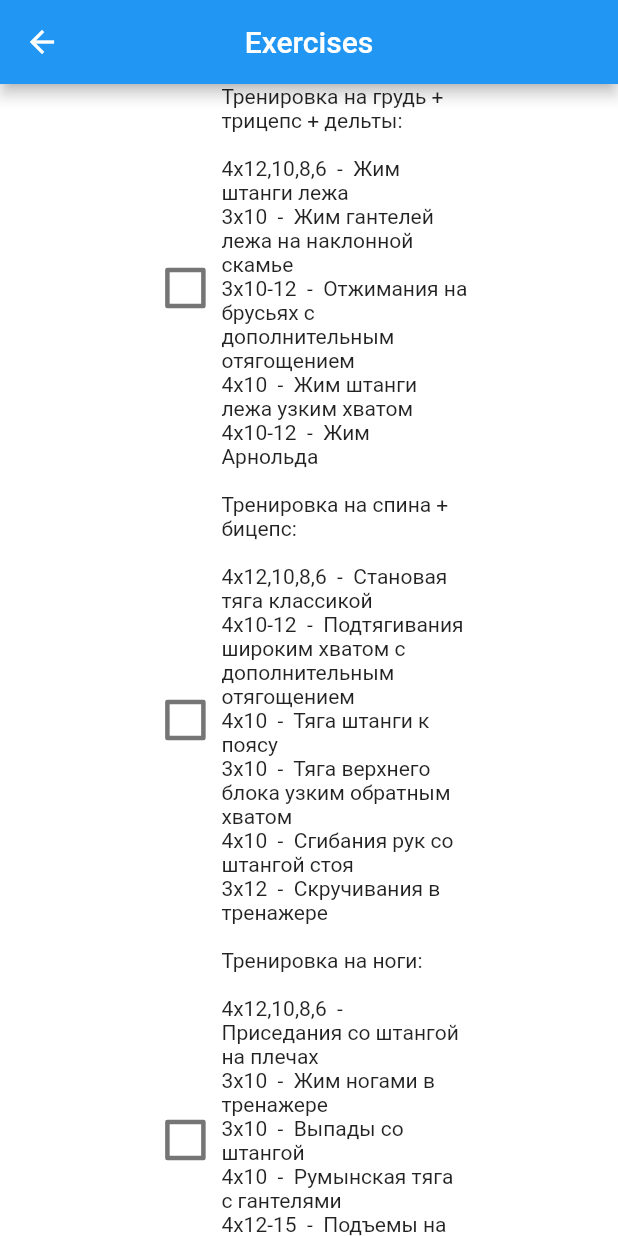
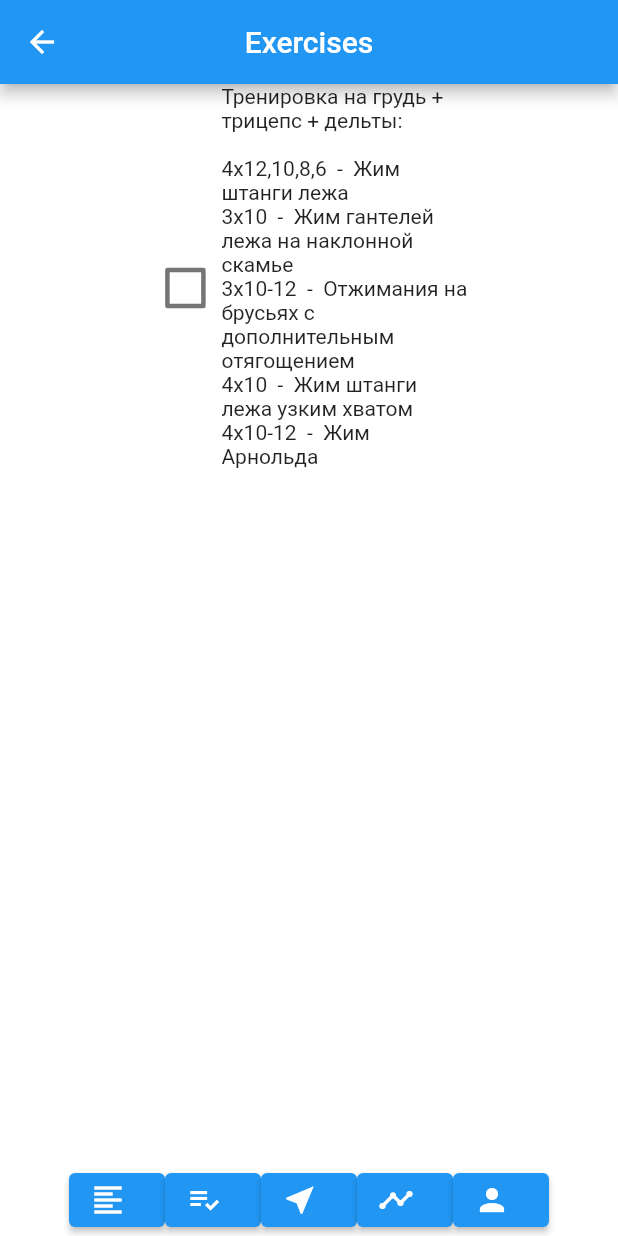
Before and after one commit to FominAlexey/Diary, a Flutter app: the Exercises screen opened by its route, on a phone screen of 412 x 824 dp. Run offline on Flutter 3.47's test engine with Material 2 defaults, Android fonts, the phone set to English and light mode, and no system bars.

Commit message:
Commit help

```diff
--- a/lib/pages/exercises/Exercises.dart
+++ b/lib/pages/exercises/Exercises.dart
@@ -1,4 +1,4 @@
-import 'dart:html';
+//import 'dart:html';
 
 import 'package:flutter/cupertino.dart';
 import 'package:flutter/material.dart';
@@ -39,37 +39,7 @@ class Exercises extends StatelessWidget {
                                     '4х10-12  -  Жим Арнольда' '\n'),
                               ),
                             ],
-                          ),
-                          Row(
-                            children: [
-                              CheckboxWidget(),
-                              Container(
-                                width: MediaQuery.of(context).size.width * 0.4,
-                                child: Text('Тренировка на спина + бицепс:' '\n' '\n'
-                                    '4х12,10,8,6  -  Становая тяга классикой' '\n'
-                                    '4х10-12  -  Подтягивания широким хватом с дополнительным отягощением' '\n'
-                                    '4х10  -  Тяга штанги к поясу' '\n'
-                                    '3х10  -  Тяга верхнего блока узким обратным хватом' '\n'
-                                    '4х10  -  Сгибания рук со штангой стоя' '\n'
-                                    '3х12  -  Скручивания в тренажере' '\n'),
-                              ),
-                            ],
-                          ),
-                          Row(
-                            children: [
-                              CheckboxWidget(),
-                              Container(
-                                width: MediaQuery.of(context).size.width * 0.4,
-                                child: Text('Тренировка на ноги:' '\n' '\n'
-                                    '4х12,10,8,6  -  Приседания со штангой на плечах' '\n'
-                                    '3х10  -  Жим ногами в тренажере' '\n'
-                                    '3х10  -  Выпады со штангой' '\n'
-                                    '4х10  -  Румынская тяга с гантелями' '\n'
-                                    '4х12-15  -  Подъемы на носки стоя в тренажере' '\n'
-                                    '3х10-12  -  Подъемы ног в висе на турнике' '\n'),
-                              ),
-                            ],
-                          ),
+                          )
                         ],
                       ),
                     ],
--- a/lib/pages/main/Main.dart
+++ b/lib/pages/main/Main.dart
@@ -25,7 +25,7 @@ class Main extends StatelessWidget {
                             Text('Ккалории'),
                       ]
            ),
-                      Container( width: 300,),
+                      Container( width: 150,),
                       Column(
                           children:[
                    Text('Вес'),
@@ -37,7 +37,6 @@ class Main extends StatelessWidget {
         children: [
         Text('Тренировка'),
                 ]),
-
                 Row(
                  children:[
                    ElevatedButton.icon(onPressed: () {
```
